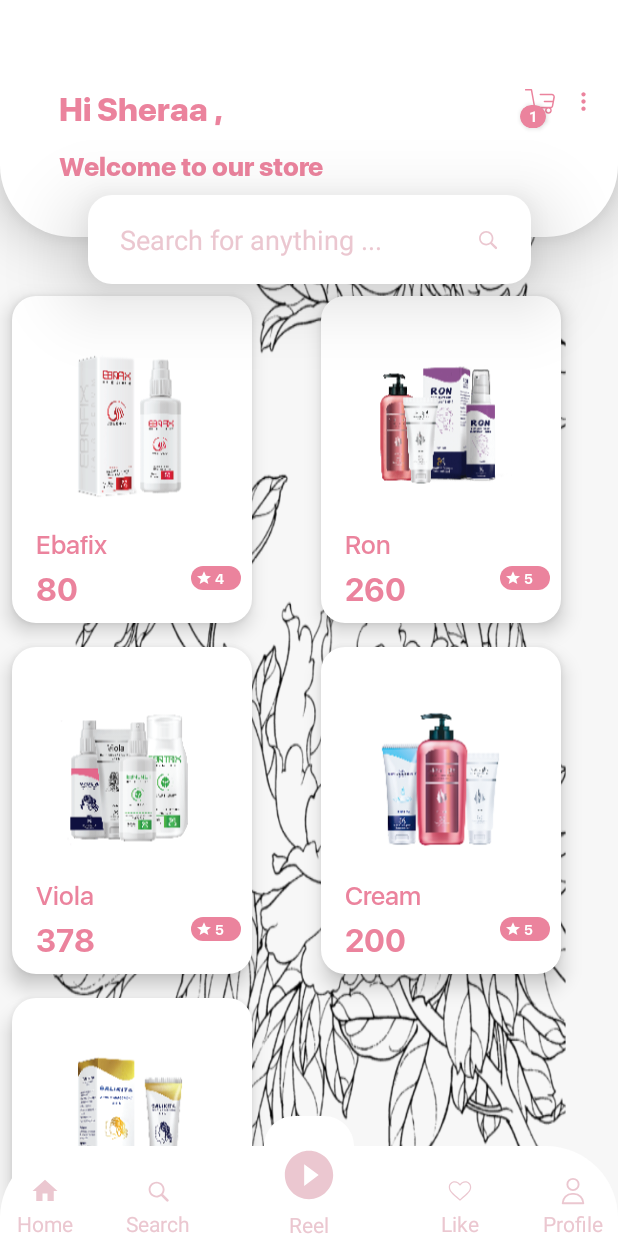
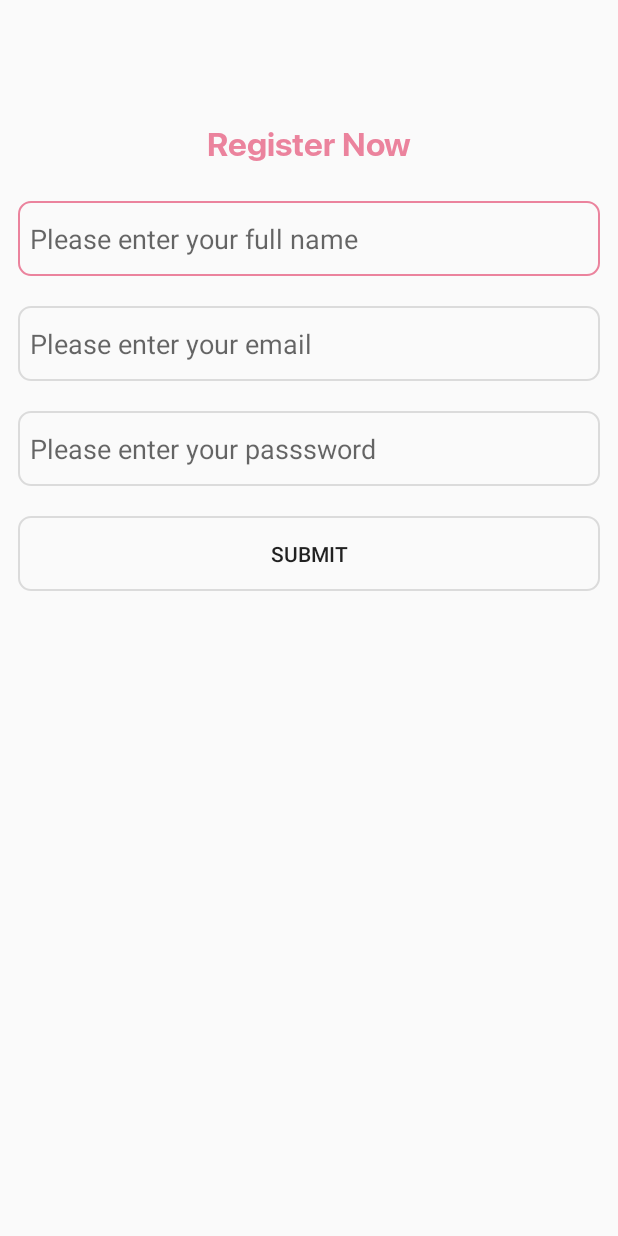
Before and after one commit to omarhatem1995/CosmeticsApp, an Android app: the screen it shows after launch (MainActivity before the commit, SignupActivity after it), on a phone screen of 412 x 824 dp. Run offline under Robolectric (Android 15) with nearby library versions, the light colour scheme and no system bars; our stand-ins replace Firebase (no records; nobody signed in at launch, a user with empty details on screens opened directly).

Commit message:
added signup with firebase and stored users data in firestore

```diff
--- a/app/src/main/AndroidManifest.xml
+++ b/app/src/main/AndroidManifest.xml
@@ -9,6 +9,7 @@
         android:roundIcon="@mipmap/ic_launcher_round"
         android:supportsRtl="true"
         android:theme="@style/Theme.AppCompat.Light.NoActionBar">
+        <activity android:name=".ui.SignupActivity"></activity>
         <activity android:name=".ui.SplashActivity">
             <intent-filter>
                 <action android:name="android.intent.action.MAIN" />
@@ -26,9 +27,7 @@
         <activity android:name=".ui.ProductsDetailsActivity" />
         <activity android:name=".ui.SearchActivity" />
         <activity android:name=".ui.CartSettingsActivity" />
-        <activity android:name=".ui.MainActivity">
-
-        </activity>
+        <activity android:name=".ui.MainActivity"></activity>
     </application>
 
 </manifest>
--- /dev/null
+++ b/app/src/main/java/com/example/blaumtask/ui/SignupActivity.java
@@ -0,0 +1,76 @@
+package com.example.blaumtask.ui;
+
+import androidx.annotation.NonNull;
+import androidx.appcompat.app.AppCompatActivity;
+
+import android.content.Intent;
+import android.os.Bundle;
+import android.util.Log;
+import android.view.View;
+import android.widget.Button;
+import android.widget.EditText;
+import android.widget.Toast;
+
+import com.example.blaumtask.R;
+import com.example.blaumtask.ui.SignupPresenter.SignupPresenter;
+import com.example.blaumtask.ui.SignupPresenter.SignupPresenterListener;
+import com.google.android.gms.tasks.OnCompleteListener;
+import com.google.android.gms.tasks.Task;
+import com.google.firebase.auth.AuthResult;
+import com.google.firebase.auth.FirebaseAuth;
+import com.google.firebase.auth.FirebaseUser;
+
+public class SignupActivity extends AppCompatActivity implements SignupPresenterListener {
+
+    private FirebaseAuth mAuth;
+
+    private EditText email ,fullname , password;
+    private Button submit;
+    private String TAG = "SignupActivity";
+
+    private SignupPresenter signupPresenter;
+
+    @Override
+    protected void onCreate(Bundle savedInstanceState) {
+        super.onCreate(savedInstanceState);
+        setContentView(R.layout.activity_signup);
+
+        initViews();
+    }
+
+    private void initViews(){
+        email = findViewById(R.id.email);
+        fullname = findViewById(R.id.fullname);
+        password = findViewById(R.id.password);
+
+        submit = findViewById(R.id.submit_signup);
+
+        mAuth = FirebaseAuth.getInstance();
+
+        signupPresenter = new SignupPresenter(this,this);
+
+        submit.setOnClickListener(new View.OnClickListener() {
+            @Override
+            public void onClick(View view) {
+                String fullNameString = fullname.getText().toString();
+                String emailString = email.getText().toString();
+                String passwordString = password.getText().toString();
+                signupPresenter.submitLogin(fullNameString,emailString,passwordString);
+            }
+        });
+    }
+
+    @Override
+    protected void onStart() {
+        super.onStart();
+        FirebaseUser currentUser = mAuth.getCurrentUser();
+        if(currentUser != null){
+//            reload();
+        }
+    }
+
+    @Override
+    public void submitLogin(String fullname, String email, String password) {
+
+    }
+}
--- /dev/null
+++ b/app/src/main/java/com/example/blaumtask/ui/SignupPresenter/SignupPresenter.java
@@ -0,0 +1,91 @@
+package com.example.blaumtask.ui.SignupPresenter;
+
+import android.app.Activity;
+import android.content.Context;
+import android.content.Intent;
+import android.util.Log;
+import android.widget.Toast;
+
+import com.example.blaumtask.ui.MainActivity;
+import com.example.blaumtask.ui.SignupActivity;
+import com.example.blaumtask.ui.models.Signup.SignupRequestModel;
+import com.google.android.gms.tasks.OnCompleteListener;
+import com.google.android.gms.tasks.OnFailureListener;
+import com.google.android.gms.tasks.OnSuccessListener;
+import com.google.android.gms.tasks.Task;
+import com.google.firebase.auth.AuthResult;
+import com.google.firebase.auth.FirebaseAuth;
+import com.google.firebase.auth.FirebaseUser;
+import com.google.firebase.firestore.DocumentReference;
+import com.google.firebase.firestore.FirebaseFirestore;
+
+import java.util.HashMap;
+import java.util.Map;
+
+import androidx.annotation.NonNull;
+
+import static androidx.core.content.ContextCompat.startActivity;
+
+public class SignupPresenter {
+
+    private Activity activity;
+    private Context context;
+    private FirebaseAuth mAuth = FirebaseAuth.getInstance();
+    private String TAG = "SignupPresenter" , userId;
+
+    private SignupRequestModel signupRequestModel;
+
+    FirebaseFirestore firestore;
+
+    public SignupPresenter(Activity activity,Context context){
+        this.activity = activity;
+        this.context = context;
+        firestore = FirebaseFirestore.getInstance();
+    }
+
+
+    public void submitLogin(String fullName, String email, String password){
+
+        signupRequestModel = new SignupRequestModel();
+        signupRequestModel.setFullname(fullName);
+        signupRequestModel.setEmail(email);
+        signupRequestModel.setPassword(password);
+
+        mAuth.createUserWithEmailAndPassword(email, password)
+                .addOnCompleteListener(new OnCompleteListener<AuthResult>() {
+                    @Override
+                    public void onComplete(@NonNull Task<AuthResult> task) {
+                        if (task.isSuccessful()) {
+                            // Sign in success, update UI with the signed-in user's information
+                            Log.d(TAG, "createUserWithEmail:success");
+                            userId = mAuth.getCurrentUser().getUid();
+                            DocumentReference documentReference = firestore.collection("users").document(userId);
+                            Map<String, Object> user = new HashMap<>();
+                            user.put("userID" , userId);
+                            user.put("FullName" , fullName);
+                            user.put("Email" , email);
+                            documentReference.set(user).addOnSuccessListener(new OnSuccessListener<Void>() {
+                                @Override
+                                public void onSuccess(Void aVoid) {
+
+                                    Log.d(TAG,"UserFirestore" + userId);
+                                    startActivity(context,new Intent(activity, MainActivity.class),null);
+
+                                }
+                            }).addOnFailureListener(new OnFailureListener() {
+                                @Override
+                                public void onFailure(@NonNull Exception e) {
+                                    Toast.makeText(activity, "Failed" + e.getMessage(), Toast.LENGTH_SHORT).show();
+                                }
+                            });
+                        } else {
+                            // If sign in fails, display a message to the user.
+                            Log.w(TAG, "createUserWithEmail:failure", task.getException());
+                            Toast.makeText(activity, "" + task.getException(),
+                                    Toast.LENGTH_SHORT).show();
+                        }
+                    }
+                });
+    }
+
+}
--- /dev/null
+++ b/app/src/main/java/com/example/blaumtask/ui/SignupPresenter/SignupPresenterListener.java
@@ -0,0 +1,5 @@
+package com.example.blaumtask.ui.SignupPresenter;
+
+public interface SignupPresenterListener {
+    void submitLogin(String fullname , String email , String password);
+}
--- a/app/src/main/java/com/example/blaumtask/ui/SplashActivity.java
+++ b/app/src/main/java/com/example/blaumtask/ui/SplashActivity.java
@@ -19,7 +19,7 @@ public class SplashActivity extends AppCompatActivity {
         setContentView(R.layout.activity_splash);
 
         initViews();
-        handleGif(MainActivity.class,2500,"splash");
+        handleGif(SignupActivity.class,2500,"splash");
     }
 
     private void initViews(){
--- /dev/null
+++ b/app/src/main/res/drawable-v24/view_background_form.xml
@@ -0,0 +1,5 @@
+<?xml version="1.0" encoding="utf-8"?>
+<selector xmlns:android="http://schemas.android.com/apk/res/android">
+    <item android:drawable="@drawable/view_background_form_focused" android:state_enabled="true" android:state_focused="true" />
+    <item android:drawable="@drawable/view_background_form_unfocused" />
+</selector>
--- /dev/null
+++ b/app/src/main/res/drawable-v24/view_background_form_focused.xml
@@ -0,0 +1,13 @@
+<?xml version="1.0" encoding="utf-8"?>
+<layer-list xmlns:android="http://schemas.android.com/apk/res/android">
+    <item>
+        <shape>
+            <stroke
+                android:width="1dp"
+                android:color="@color/colorPrimary" />
+            <solid android:color="@android:color/transparent" />
+            <corners android:radius="8dp" />
+        </shape>
+    </item>
+
+</layer-list>
--- /dev/null
+++ b/app/src/main/res/drawable-v24/view_background_form_unfocused.xml
@@ -0,0 +1,8 @@
+<?xml version="1.0" encoding="utf-8"?>
+<shape xmlns:android="http://schemas.android.com/apk/res/android">
+    <stroke
+        android:width="1dp"
+        android:color="@color/grey" />
+    <solid android:color="@android:color/transparent" />
+    <corners android:radius="8dp" />
+</shape>
--- /dev/null
+++ b/app/src/main/res/layout/activity_signup.xml
@@ -0,0 +1,73 @@
+<?xml version="1.0" encoding="utf-8"?>
+<androidx.constraintlayout.widget.ConstraintLayout xmlns:android="http://schemas.android.com/apk/res/android"
+    xmlns:app="http://schemas.android.com/apk/res-auto"
+    xmlns:tools="http://schemas.android.com/tools"
+    android:layout_width="match_parent"
+    android:layout_height="match_parent"
+    tools:context=".ui.SignupActivity">
+
+    <TextView
+        android:id="@+id/signup_textview"
+        android:text="Register Now"
+        android:fontFamily="@font/bold"
+        android:textSize="22sp"
+        android:textColor="@color/colorPrimary"
+        android:layout_marginTop="80dp"
+        app:layout_constraintTop_toTopOf="parent"
+        app:layout_constraintStart_toStartOf="parent"
+        app:layout_constraintEnd_toEndOf="parent"
+        android:layout_width="wrap_content"
+        android:layout_height="wrap_content"/>
+
+    <EditText
+        android:id="@+id/fullname"
+        android:hint="Please enter your full name"
+        android:background="@drawable/view_background_form"
+        android:layout_width="match_parent"
+        android:layout_height="50dp"
+        android:paddingStart="8dp"
+        android:layout_marginTop="20dp"
+        android:layout_marginStart="12dp"
+        android:layout_marginEnd="12dp"
+        app:layout_constraintStart_toStartOf="parent"
+        app:layout_constraintTop_toBottomOf="@id/signup_textview"/>
+    <EditText
+        android:id="@+id/email"
+        android:hint="Please enter your email"
+        android:background="@drawable/view_background_form"
+        android:layout_width="match_parent"
+        android:layout_height="50dp"
+        android:paddingStart="8dp"
+        android:layout_marginTop="20dp"
+        android:layout_marginStart="12dp"
+        android:layout_marginEnd="12dp"
+        app:layout_constraintStart_toStartOf="parent"
+        app:layout_constraintTop_toBottomOf="@id/fullname"/>
+
+    <EditText
+        android:id="@+id/password"
+        android:hint="Please enter your passsword"
+        android:inputType="textPassword"
+        android:background="@drawable/view_background_form"
+        android:layout_width="match_parent"
+        android:paddingStart="8dp"
+        android:layout_height="50dp"
+        android:layout_marginTop="20dp"
+        android:layout_marginStart="12dp"
+        android:layout_marginEnd="12dp"
+        app:layout_constraintStart_toStartOf="parent"
+        app:layout_constraintTop_toBottomOf="@id/email"/>
+
+    <Button
+        android:id="@+id/submit_signup"
+        android:text="Submit"
+        android:background="@drawable/view_background_form"
+        android:layout_width="match_parent"
+        android:layout_height="50dp"
+        android:layout_marginTop="20dp"
+        android:layout_marginStart="12dp"
+        android:layout_marginEnd="12dp"
+        app:layout_constraintStart_toStartOf="parent"
+        app:layout_constraintTop_toBottomOf="@id/password"/>
+
+</androidx.constraintlayout.widget.ConstraintLayout>
--- a/app/src/main/res/menu/main.xml
+++ b/app/src/main/res/menu/main.xml
@@ -19,5 +19,5 @@
     <item
         android:id="@+id/logout"
         android:icon="@drawable/ic_logout"
-        android:title="Log out" />
+        android:title="Logout" />
 </menu>
```
Also changed, not shown: app/src/main/java/com/example/blaumtask/ui/MainActivity.java (+13 -3 lines), app/src/main/java/com/example/blaumtask/ui/models/Signup/SignupRequestModel.java (added, +31 -0 lines), 1 other file.
